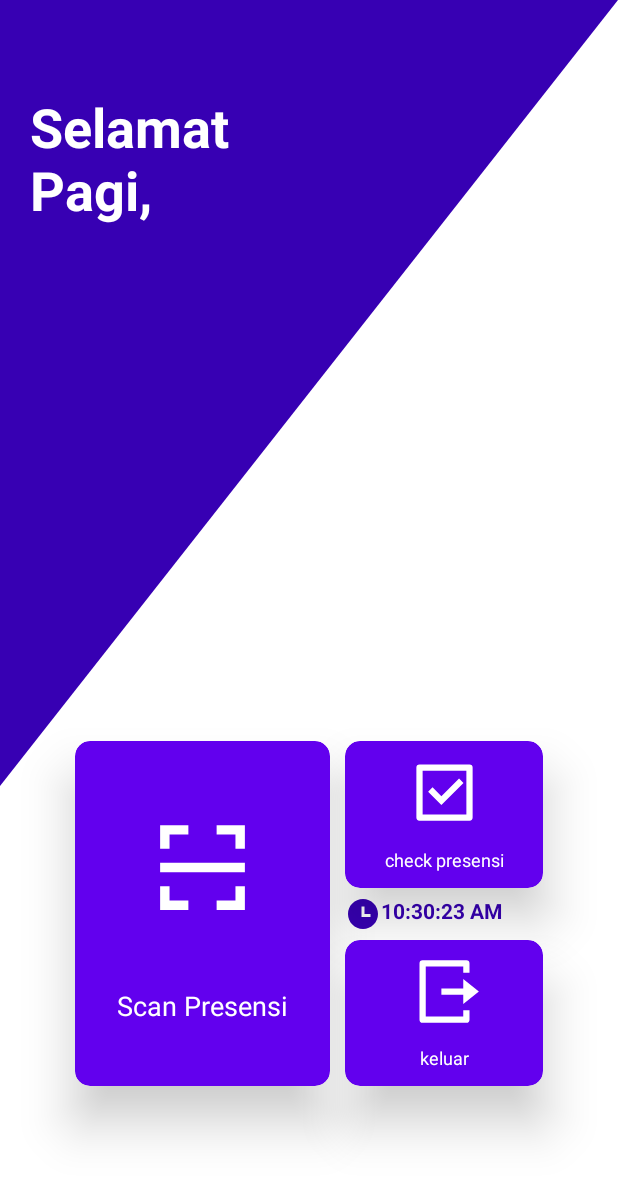
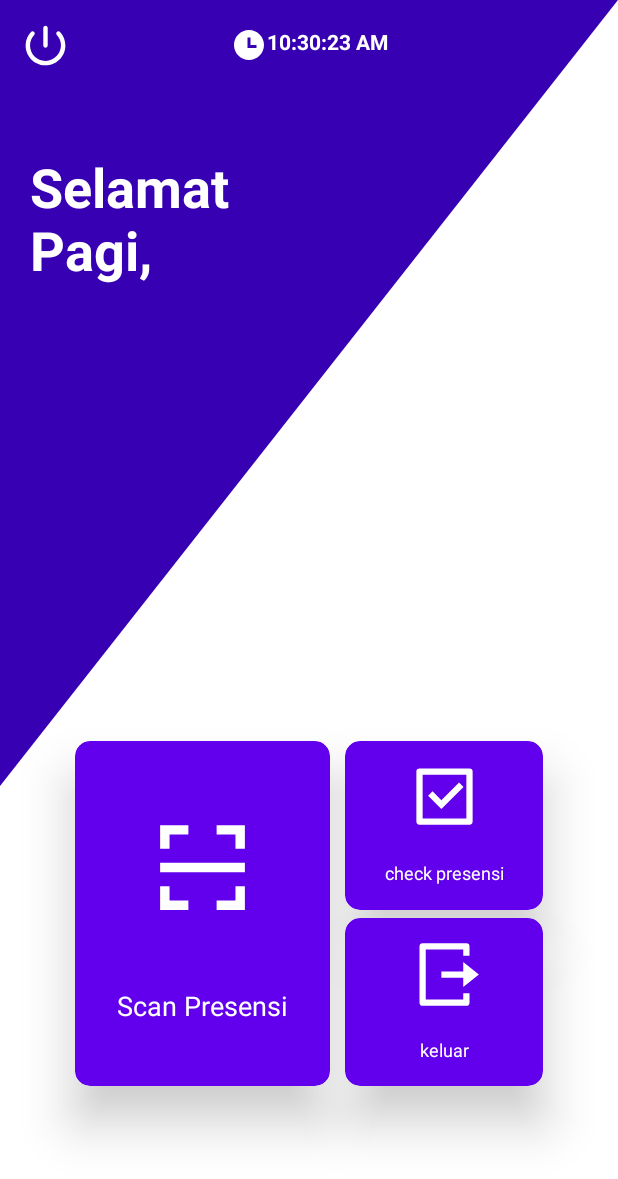
Before and after one commit to leonardchris1230/Presencode, an Android app: the HomeActivity screen opened directly, with no data from a screen before it, on a phone screen of 412 x 824 dp. Shown: the top 1179 px of the screen. Run offline under Robolectric (Android 15) with nearby library versions, the phone set to English and light mode, and no system bars; our stand-ins replace Firebase (no records; nobody signed in at launch, a user with empty details on screens opened directly).

Commit message:
minor change ui
-change on home act add ower button (to exit app)
-add the exit app func
-add confirmation dialog when logout and exit app

```diff
--- /dev/null
+++ b/app/src/main/res/drawable/ic_power.xml
@@ -0,0 +1,10 @@
+<vector xmlns:android="http://schemas.android.com/apk/res/android"
+    android:width="35dp"
+    android:height="35dp"
+    android:viewportWidth="24"
+    android:viewportHeight="24"
+    android:tint="?attr/colorControlNormal">
+  <path
+      android:fillColor="@android:color/white"
+      android:pathData="M12,3c-0.55,0 -1,0.45 -1,1v8c0,0.55 0.45,1 1,1s1,-0.45 1,-1L13,4c0,-0.55 -0.45,-1 -1,-1zM17.14,5.86c-0.39,0.39 -0.38,1 -0.01,1.39 1.13,1.2 1.83,2.8 1.87,4.57 0.09,3.83 -3.08,7.13 -6.91,7.17C8.18,19.05 5,15.9 5,12c0,-1.84 0.71,-3.51 1.87,-4.76 0.37,-0.39 0.37,-1 -0.01,-1.38 -0.4,-0.4 -1.05,-0.39 -1.43,0.02C3.98,7.42 3.07,9.47 3,11.74c-0.14,4.88 3.83,9.1 8.71,9.25 5.1,0.16 9.29,-3.93 9.29,-9 0,-2.37 -0.92,-4.51 -2.42,-6.11 -0.38,-0.41 -1.04,-0.42 -1.44,-0.02z"/>
+</vector>
--- a/app/src/main/res/layout/activity_home.xml
+++ b/app/src/main/res/layout/activity_home.xml
@@ -23,13 +23,13 @@
         android:layout_width="wrap_content"
         android:layout_height="wrap_content"
         android:layout_marginStart="20dp"
-        android:layout_marginTop="60dp"
+        android:layout_marginTop="50dp"
         android:text="Selamat\nDatang"
         android:textColor="@color/white"
         android:textSize="36sp"
         android:textStyle="bold"
         app:layout_constraintStart_toStartOf="@+id/imageView3"
-        app:layout_constraintTop_toTopOf="@+id/imageView3" />
+        app:layout_constraintTop_toBottomOf="@+id/homeExit" />
 
     <androidx.cardview.widget.CardView
         android:id="@+id/btn_scanner"
@@ -82,12 +82,11 @@
         android:layout_height="0dp"
         android:layout_marginStart="10dp"
         android:layout_marginEnd="50dp"
-        android:layout_marginBottom="5dp"
         android:backgroundTint="@color/purple_500"
         android:text="check kehadiran"
         app:cardCornerRadius="10dp"
         app:cardElevation="20dp"
-        app:layout_constraintBottom_toTopOf="@+id/homeClock"
+        app:layout_constraintBottom_toTopOf="@+id/view"
         app:layout_constraintEnd_toEndOf="parent"
         app:layout_constraintStart_toEndOf="@+id/btn_scanner"
         app:layout_constraintTop_toTopOf="@+id/btn_scanner">
@@ -111,8 +110,8 @@
                 android:layout_width="wrap_content"
                 android:layout_height="wrap_content"
                 android:text="check presensi"
+                android:textAlignment="center"
                 android:textColor="@color/white"
-                android:textAlignment="center"
                 android:textSize="12sp"
                 app:layout_constraintBottom_toBottomOf="parent"
                 app:layout_constraintEnd_toEndOf="parent"
@@ -127,7 +126,6 @@
         android:layout_width="0dp"
         android:layout_height="0dp"
         android:layout_marginStart="10dp"
-        android:layout_marginTop="5dp"
         android:layout_marginEnd="50dp"
         android:backgroundTint="@color/purple_500"
         android:text="Keluar"
@@ -136,7 +134,7 @@
         app:layout_constraintBottom_toBottomOf="@+id/btn_scanner"
         app:layout_constraintEnd_toEndOf="parent"
         app:layout_constraintStart_toEndOf="@+id/btn_scanner"
-        app:layout_constraintTop_toBottomOf="@+id/homeClock">
+        app:layout_constraintTop_toBottomOf="@+id/view">
 
         <androidx.constraintlayout.widget.ConstraintLayout
             android:layout_width="match_parent"
@@ -173,16 +171,16 @@
         android:id="@+id/homeClock"
         android:layout_width="wrap_content"
         android:layout_height="wrap_content"
-        android:layout_marginStart="10dp"
         android:drawableStart="@drawable/ic_time"
-        android:drawableTint="@color/purple_700"
+        android:drawableTint="@color/white"
         android:format12Hour="hh:mm:ss a"
         android:text="clock"
-        android:textColor="@color/purple_700"
+        android:textColor="@color/white"
         android:textStyle="bold"
-        app:layout_constraintBottom_toBottomOf="@+id/btn_scanner"
-        app:layout_constraintStart_toEndOf="@+id/btn_scanner"
-        app:layout_constraintTop_toTopOf="@+id/btn_scanner" />
+        app:layout_constraintBottom_toBottomOf="@+id/homeExit"
+        app:layout_constraintEnd_toEndOf="parent"
+        app:layout_constraintStart_toStartOf="parent"
+        app:layout_constraintTop_toTopOf="@+id/homeExit" />
 
     <TextView
         android:id="@+id/nameDisplay"
@@ -194,5 +192,26 @@
         app:layout_constraintStart_toStartOf="@+id/tv_home1"
         app:layout_constraintTop_toBottomOf="@+id/tv_home1" />
 
+    <View
+        android:id="@+id/view"
+        android:layout_width="5dp"
+        android:layout_height="5dp"
+        android:layout_marginStart="10dp"
+        app:layout_constraintBottom_toBottomOf="@+id/btn_scanner"
+        app:layout_constraintStart_toEndOf="@+id/btn_scanner"
+        app:layout_constraintTop_toTopOf="@+id/btn_scanner" />
+
+    <ImageButton
+        android:id="@+id/homeExit"
+        android:layout_width="40dp"
+        android:layout_height="40dp"
+        android:layout_marginStart="10dp"
+        android:layout_marginTop="10dp"
+        android:backgroundTint="#00FFFFFF"
+        app:layout_constraintStart_toStartOf="parent"
+        app:layout_constraintTop_toTopOf="@+id/imageView3"
+        app:srcCompat="@drawable/ic_power"
+        app:tint="@color/white"/>
+
 
 </androidx.constraintlayout.widget.ConstraintLayout>
```
Also changed, not shown: app/src/main/java/com/lazilette/presencode/ui/home/HomeActivity.java (+62 -5 lines), app/src/main/res/layout/alert_exit.xml (renamed from app/src/main/res/layout/alert_logout.xml, +5 -5 lines).
